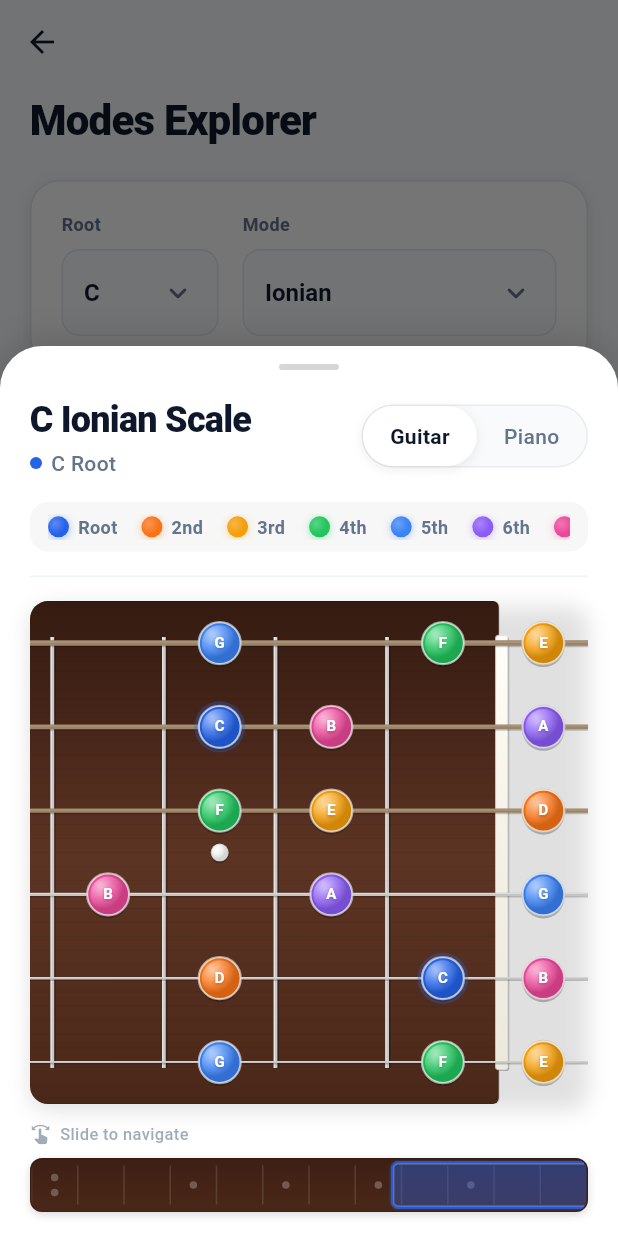
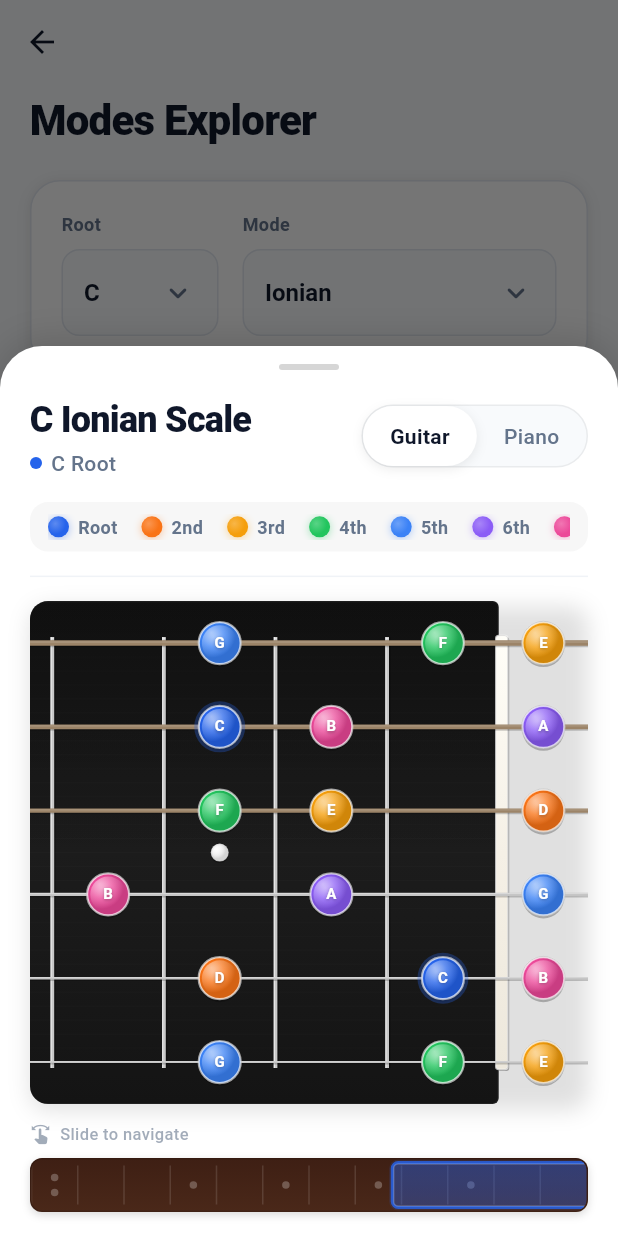
Before and after one commit to nunpdsantos/music_atlas, a Flutter app: the ModesScreen screen opened directly, after a tap on an icon or button, on a phone screen of 412 x 824 dp. Run offline on Flutter 3.47's test engine with Material 3 defaults, Android fonts, the phone set to English and light mode, and no system bars; our stand-ins replace flutter_riverpod, google_fonts.

Commit message:
Update fretboard to ebony wood appearance
Changed the guitar fretboard from rosewood to ebony styling:
- Darker, almost black wood tones for authentic ebony look
- Reduced grain visibility for smoother appearance
- Enhanced border contrast for visibility on dark surface

```diff
--- a/lib/ui/components/guitar_fretboard.dart
+++ b/lib/ui/components/guitar_fretboard.dart
@@ -103,7 +103,7 @@ class GuitarFretboardPainter extends CustomPainter {
     final double stringSpacing = availableHeight / 5;
 
     // ================================================
-    // 1. PREMIUM ROSEWOOD FRETBOARD BACKGROUND
+    // 1. PREMIUM EBONY FRETBOARD BACKGROUND
     // ================================================
     _drawFretboardBackground(canvas, size, boardStart, boardEnd, h, paddingY);
 
@@ -136,12 +136,12 @@ class GuitarFretboardPainter extends CustomPainter {
   void _drawFretboardBackground(Canvas canvas, Size size, double boardStart, double boardEnd, double h, double paddingY) {
     final Rect boardRect = Rect.fromLTRB(boardStart, 0, boardEnd, h);
 
-    // Rich rosewood gradient
+    // Rich ebony gradient - deep, almost black with subtle undertones
     final Paint woodBasePaint = Paint()
       ..shader = LinearGradient(
         colors: isDark
-          ? [const Color(0xFF2D1810), const Color(0xFF4A2C20), const Color(0xFF3D2218)]
-          : [const Color(0xFF3E1F14), const Color(0xFF5D3423), const Color(0xFF4A2819)],
+          ? [const Color(0xFF0A0A0A), const Color(0xFF151515), const Color(0xFF0D0D0D)]
+          : [const Color(0xFF121212), const Color(0xFF1C1C1C), const Color(0xFF141414)],
         stops: const [0.0, 0.5, 1.0],
         begin: Alignment.topCenter,
         end: Alignment.bottomCenter,
@@ -157,10 +157,10 @@ class GuitarFretboardPainter extends CustomPainter {
     );
     canvas.drawRRect(boardRRect, woodBasePaint);
 
-    // Add subtle wood grain texture effect
+    // Add very subtle wood grain texture effect (ebony has minimal grain)
     final Paint grainPaint = Paint()
-      ..color = Colors.black.withOpacity(0.08)
-      ..strokeWidth = 0.5;
+      ..color = Colors.white.withOpacity(0.03)
+      ..strokeWidth = 0.3;
 
     for (int i = 0; i < 30; i++) {
       double y = paddingY + (i * (h - paddingY * 2) / 30);
@@ -184,13 +184,13 @@ class GuitarFretboardPainter extends CustomPainter {
       ).createShader(boardRect);
     canvas.drawRRect(boardRRect, innerShadow);
 
-    // Outer subtle glow/border
+    // Outer subtle glow/border - enhanced for ebony contrast
     final Paint borderPaint = Paint()
       ..style = PaintingStyle.stroke
       ..strokeWidth = 1.5
       ..color = isDark
-        ? Colors.white.withOpacity(0.05)
-        : Colors.black.withOpacity(0.1);
+        ? Colors.white.withOpacity(0.08)
+        : Colors.white.withOpacity(0.06);
     canvas.drawRRect(boardRRect, borderPaint);
   }
 
```
